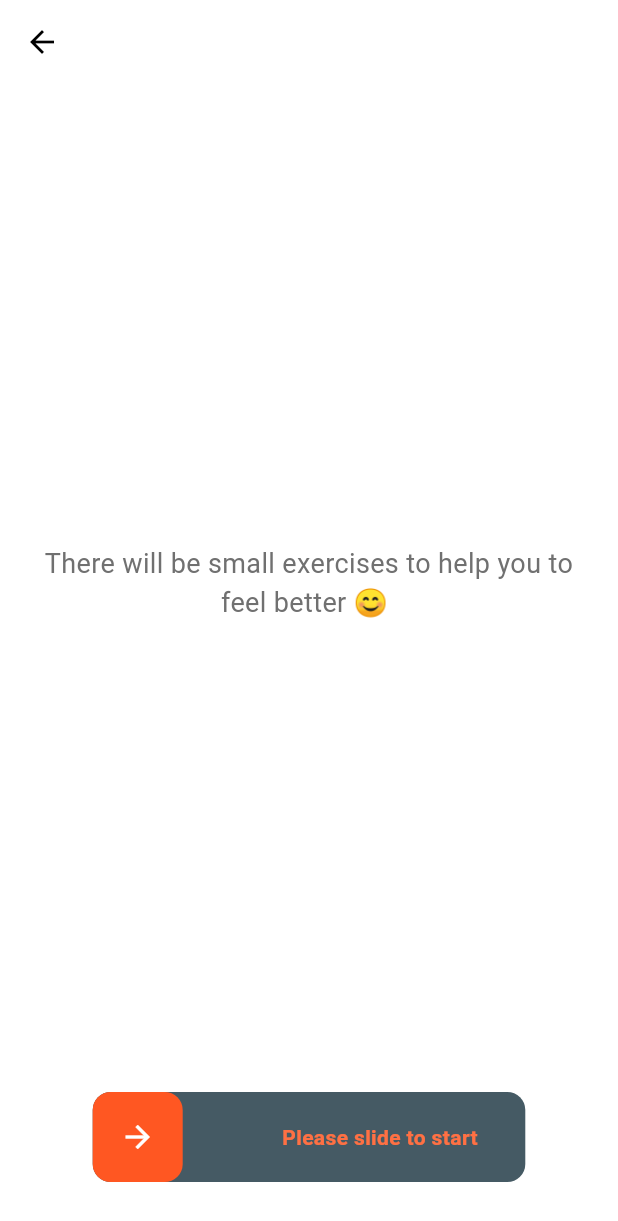
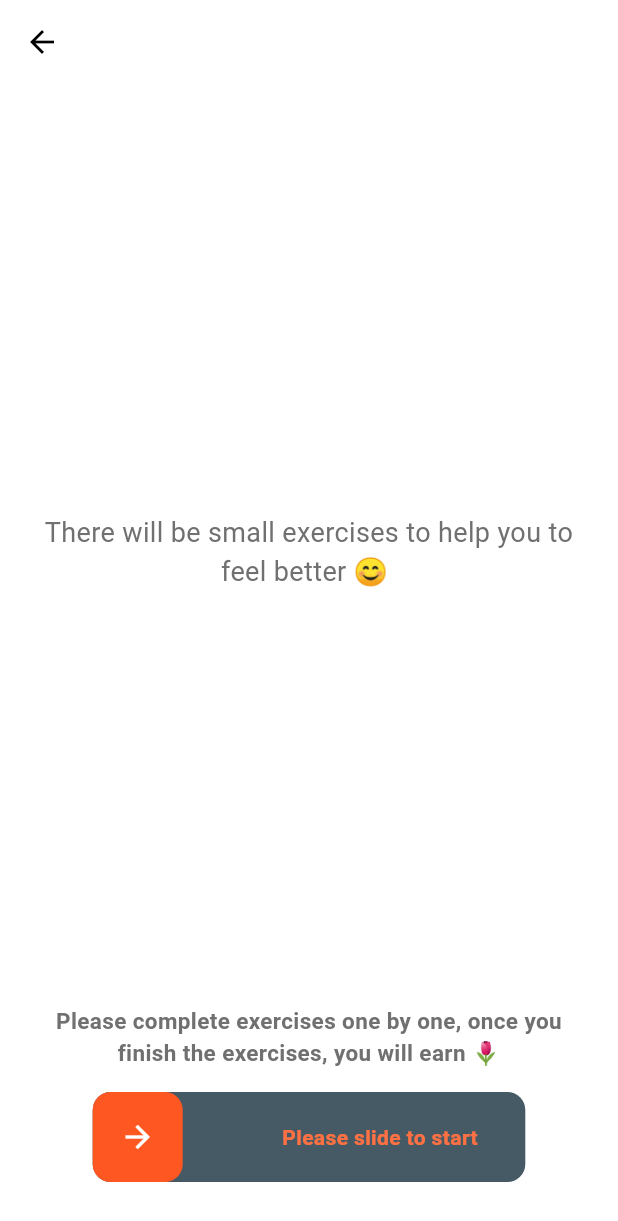
Before and after one commit to jushkinbekrashidovich/wecare, a Flutter app: the screen it shows after launch, after a tap on "Happy", on a phone screen of 412 x 824 dp. Shown: the top 1221 px of the screen. Run offline on Flutter 3.47's test engine with Material 3 defaults, Android fonts, the phone set to English and light mode, and no system bars; drawn by our look-alikes of slider_button; our stand-ins replace cloud_firestore, firebase_core, flutter_svg, get, shared_preferences, timeline_tile; accounts and stored records are empty.

Commit message:
almost done, need to be updated some part

```diff
--- a/lib/app/const/time_line_tile.dart
+++ b/lib/app/const/time_line_tile.dart
@@ -11,13 +11,19 @@ class MyTimeLineTile extends StatelessWidget {
   final bool isLast;
   final bool isPast;
   final String textcontent;
-  const MyTimeLineTile({super.key, required this.isFirst, required this.isLast, required this.isPast, required this.textcontent});
+  final Function ontap;
+  const MyTimeLineTile({super.key, required this.isFirst, required this.isLast, required this.isPast, required this.textcontent, required this.ontap});
 
   @override
   Widget build(BuildContext context) {
-    return SizedBox(
+    return GestureDetector(
+      onTap: (){
+        ontap();
+      },
+      child: SizedBox(
         height: 100,
         child: TimelineTile(
+
           isFirst: isFirst,
           isLast: isLast,
           beforeLineStyle: LineStyle(color: isPast? AppColors.completedLineColor : AppColors.upcomingLineColor),
@@ -36,6 +42,7 @@ class MyTimeLineTile extends StatelessWidget {
             ],
           ),isPast: isPast,),
         ),
+      ),
     );
   }
 }
--- a/lib/app/modules/home_page/mood_exercises/controllers/mood_exercises_controller.dart
+++ b/lib/app/modules/home_page/mood_exercises/controllers/mood_exercises_controller.dart
@@ -8,43 +8,43 @@ class MoodExercisesController extends GetxController {
 
   RxBool isStarted = false.obs;
 
-  // Mapping mood to exercises
-  final Map<String, List<String>> moodExercises = {
-    "Happy": [
-      "Write down 5 things you’re grateful for.",
-      "Send a kind message to someone you love.",
-      "Look in the mirror and smile for 30 seconds.",
-      "Dance to your favorite song for 2 minutes.",
-      "Take 3 deep breaths and enjoy the moment."
-    ],
-    "Calm": [
-      "Slowly tense and release each muscle group.",
-      "Sit quietly and focus on your breathing for 5 minutes.",
-      "Do light stretches like reaching for the sky.",
-      "Visualize a peaceful place, like a forest or beach.",
-      "Listen to calming music or nature sounds."
-    ],
-    "Manic": [
-      "Name 5 things you see, 4 feel, 3 hear, 2 smell, 1 taste.",
-      "Breathe in for 4 seconds, hold for 4, exhale for 6.",
-      "Write your thoughts down for 3 minutes.",
-      "Take slow, deliberate steps and focus on movement.",
-      "Hold an object and describe it in detail to center your mind."
-    ],
-    "Angry": [
-      "Punch a pillow or air to release tension.",
-      "Scream into a pillow to let out frustration.",
-      "Breathe in through pursed lips and exhale through your nose.",
-      "Write an angry letter but don’t send it.",
-      "Do 10 push-ups, jumping jacks, or similar exercises."
-    ],
-    "Sad": [
-      "Hug yourself and squeeze gently.",
-      "Allow yourself to cry and release emotions.",
-      "Listen to a positive, uplifting song.",
-      "Say, 'It’s okay to feel this way. I’m doing my best.'",
-      "Complete a small, easy task like folding clothes."
-    ],
+  // Mapping mood to exercises with their URLs
+  final Map<String, Map<String, String>> moodExercises = {
+    "Happy": {
+      "Write down 5 things you’re grateful for.": "https://www.youtube.com/watch?v=your-link-here",
+      "Send a kind message to someone you love.": "https://www.youtube.com/watch?v=your-link-here",
+      "Look in the mirror and smile for 30 seconds.": "https://www.youtube.com/watch?v=your-link-here",
+      "Dance to your favorite song for 2 minutes.": "https://www.youtube.com/watch?v=your-link-here",
+      "Take 3 deep breaths and enjoy the moment.": "https://www.youtube.com/watch?v=your-link-here"
+    },
+    "Calm": {
+      "Slowly tense and release each muscle group.": "https://www.youtube.com/watch?v=your-link-here",
+      "Sit quietly and focus on your breathing for 5 minutes.": "https://www.youtube.com/watch?v=your-link-here",
+      "Do light stretches like reaching for the sky.": "https://www.youtube.com/watch?v=your-link-here",
+      "Visualize a peaceful place, like a forest or beach.": "https://www.youtube.com/watch?v=your-link-here",
+      "Listen to calming music or nature sounds.": "https://www.youtube.com/watch?v=your-link-here"
+    },
+    "Manic": {
+      "Name 5 things you see, 4 feel, 3 hear, 2 smell, 1 taste.": "https://www.youtube.com/watch?v=your-link-here",
+      "Breathe in for 4 seconds, hold for 4, exhale for 6.": "https://www.youtube.com/watch?v=your-link-here",
+      "Write your thoughts down for 3 minutes.": "https://www.youtube.com/watch?v=your-link-here",
+      "Take slow, deliberate steps and focus on movement.": "https://www.youtube.com/watch?v=your-link-here",
+      "Hold an object and describe it in detail to center your mind.": "https://www.youtube.com/watch?v=your-link-here"
+    },
+    "Angry": {
+      "Punch a pillow or air to release tension.": "https://www.youtube.com/watch?v=9TYl1J7tKek",
+      "Scream into a pillow to let out frustration.": "https://www.youtube.com/watch?v=9TYl1J7tKek",
+      "Breathe in through pursed lips and exhale through your nose.": "https://www.youtube.com/watch?v=your-link-here",
+      "Write an angry letter but don’t send it.": "https://www.youtube.com/watch?v=your-link-here",
+      "Do 10 push-ups, jumping jacks, or similar exercises.": "https://www.youtube.com/watch?v=your-link-here"
+    },
+    "Sad": {
+      "Hug yourself and squeeze gently.": "https://www.youtube.com/watch?v=your-link-here",
+      "Allow yourself to cry and release emotions.": "https://www.youtube.com/watch?v=your-link-here",
+      "Listen to a positive, uplifting song.": "https://www.youtube.com/watch?v=your-link-here",
+      "Say, 'It’s okay to feel this way. I’m doing my best.'": "https://www.youtube.com/watch?v=your-link-here",
+      "Complete a small, easy task like folding clothes.": "https://www.youtube.com/watch?v=your-link-here"
+    }
   };
 
   @override
@@ -54,23 +54,37 @@ class MoodExercisesController extends GetxController {
 
     // Initialize exercises with default "isPast" value as false
     exercises.assignAll(
-      (moodExercises[selectedMood] ?? []).map((exercise) {
-        return ExerciseItem(text: exercise, isPast: false);
+      (moodExercises[selectedMood] ?? {}).entries.map((entry) {
+        final exerciseText = entry.key;
+        final exerciseUrl = entry.value;
+
+        return ExerciseItem(
+          text: exerciseText,
+          url: exerciseUrl,  // Add the URL
+          isPast: false,
+        );
       }).toList(),
     );
   }
+
 
   // Mark an exercise as completed
   void markAsPast(int index) {
     exercises[index].isPast = true;
     exercises.refresh(); // Update the UI
   }
+  bool areAllExercisesCompleted() {
+    return exercises.every((exercise) => exercise.isPast);
+  }
 }
+
+
 
 // Model for an exercise item
 class ExerciseItem {
   String text;
+  String? url;  // Nullable URL field for the video link
   bool isPast;
 
-  ExerciseItem({required this.text, this.isPast = false});
+  ExerciseItem({required this.text, this.url, this.isPast = false});
 }
--- a/lib/app/modules/home_page/mood_exercises/views/mood_exercises_view.dart
+++ b/lib/app/modules/home_page/mood_exercises/views/mood_exercises_view.dart
@@ -2,6 +2,7 @@ import 'package:flutter/material.dart';
 import 'package:get/get.dart';
 import 'package:slider_button/slider_button.dart';
 import 'package:timeline_tile/timeline_tile.dart';
+import 'package:url_launcher/url_launcher.dart';
 import 'package:wecare/app/const/theme/app_colors.dart';
 import 'package:wecare/app/const/time_line_tile.dart';
 import '../../../../const/swiper.dart';
@@ -38,11 +39,16 @@ class MoodExercisesView extends GetView<MoodExercisesController> {
             ),
             const SizedBox(height: 10),
            controller.isStarted.value? Expanded(
-              child: Obx(
-                    () => ListView.builder(
+              child:  ListView.builder(
                   itemCount: controller.exercises.length,
                   itemBuilder: (context, index) {
                     final exercise = controller.exercises[index];
+    void _launchURL(String? url) async {
+    if (url != null && await canLaunch(url)) {
+    await launch(url);
+    } else {
+    throw 'Could not launch $url';
+    }}
                     return GestureDetector(
                       onTap: () {
                         // Mark the exercise as completed when tapped
@@ -55,17 +61,39 @@ class MoodExercisesView extends GetView<MoodExercisesController> {
                         isLast: index == controller.exercises.length - 1,
                         isPast: exercise.isPast,
                         textcontent: exercise.text,
+                        ontap: (){
+                          _launchURL(exercise.url);
+                          controller.markAsPast(index);
+                        },
                       ),
                     );
                   },
                 ),
-              ),
+
             ):Expanded(
               child: Center(
                child: Text("There will be small exercises to help you to feel better 😊️️️️️ ️", textAlign: TextAlign.center,style: TextStyle(fontSize: 18,),),
                          ),
             ),
+           Visibility(
+             visible: controller.areAllExercisesCompleted(),
+             child: GestureDetector(
+             onTap: ()async{
 
+             },
+             child: Container(
+
+               padding: EdgeInsets.symmetric(horizontal: 12),
+               child: Center(child: Text("Finish", style: TextStyle(color: AppColors.white, fontSize: 18),textAlign: TextAlign.center,)),
+               height: 47,
+               decoration: BoxDecoration(
+                   borderRadius: BorderRadius.circular(6),
+                   color: AppColors.mainOrangeColor
+               ),
+             ),
+           ),),
+
+           Text("Please complete exercises one by one, once you finish the exercises, you will earn 🌷", textAlign: TextAlign.center,style: TextStyle(fontSize: 15, fontWeight: FontWeight.w700),),
             SwipeToStartButton(
               text: controller.isStarted.value?  "Slide to start next exercise":"Please slide to start",
               onSwipe: ()async{
@@ -78,6 +106,6 @@ class MoodExercisesView extends GetView<MoodExercisesController> {
           ],
         ),
       ),
-    ),);
+    ));
   }
 }
```
Lines whose indentation alone changed are shown as unchanged.
